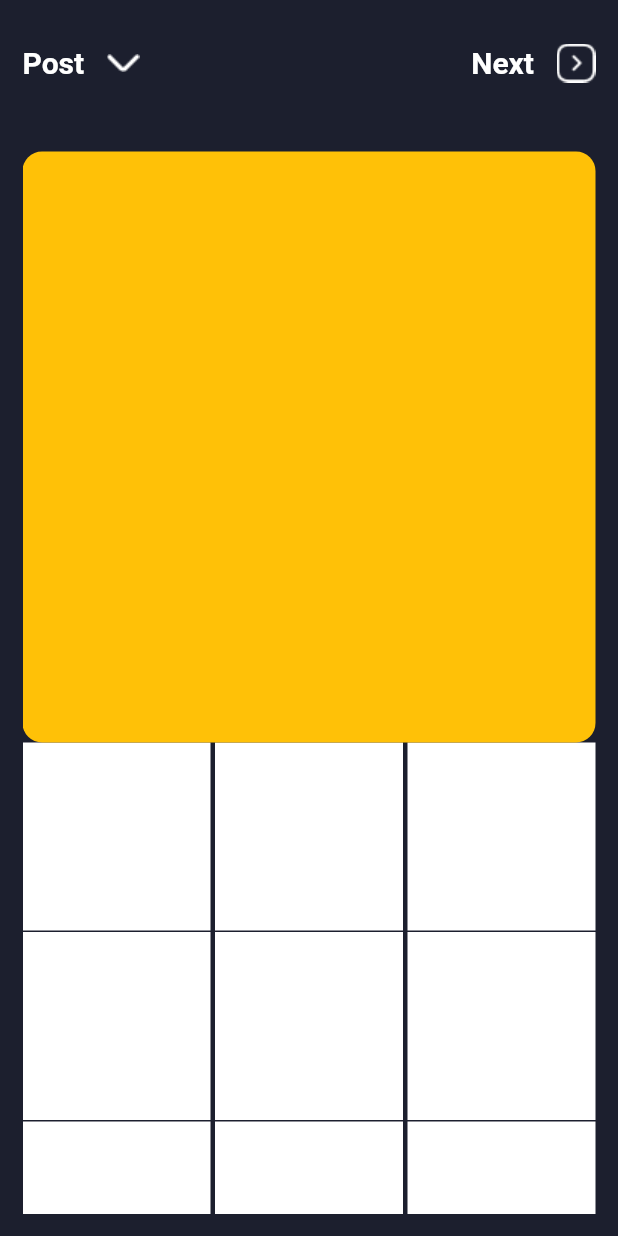
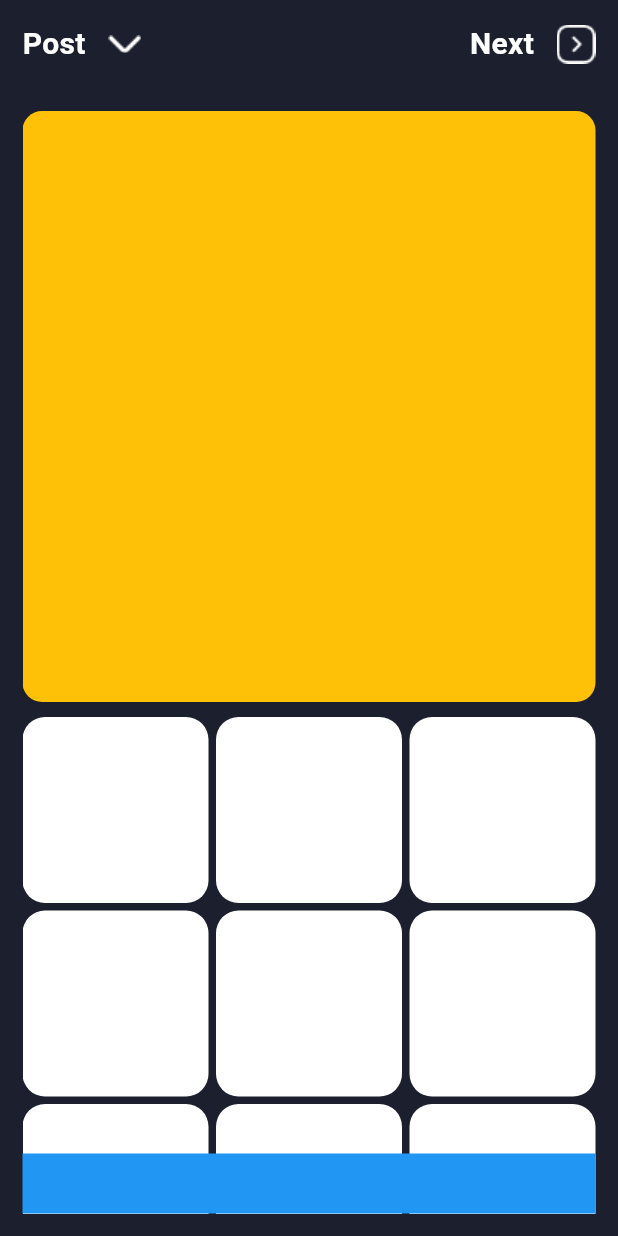
Before and after one commit to mahdiramezanii/instagram-app-flutter, a Flutter app: the SharePostScrean screen opened directly, on a phone screen of 412 x 824 dp. Run offline on Flutter 3.47's test engine with Material 3 defaults, Android fonts, the phone set to English and light mode, and no system bars; our stand-ins replace hexcolor.

Commit message:
complated page -> share post

```diff
--- a/lib/main.dart
+++ b/lib/main.dart
@@ -1,5 +1,4 @@
 import 'package:flutter/material.dart';
-import 'package:instagram/screan/login_screan.dart';
 import 'package:instagram/screan/splash_screan.dart';
 
 
--- a/lib/screan/share_post_screan.dart
+++ b/lib/screan/share_post_screan.dart
@@ -9,22 +9,33 @@ class SharePostScrean extends StatelessWidget {
         backgroundColor: Color(0xff1C1F2E),
         body: Padding(
             padding: const EdgeInsets.all(15),
-          child: CustomScrollView(
+            child: Stack(
+              alignment: AlignmentDirectional.bottomCenter,
+              children: [
+                ScrolContent(),
+                Positioned(
+                  bottom: 0,
+                  left: 0,
+                  right: 0,
+                  child: Container(
+                    height: 40,
+                    width: double.infinity,
+                    decoration: BoxDecoration(
+                      color: Colors.blue
+                    ),
+                  ),
+                ),
+              ],
+            )),
+      ),
+    );
+  }
+
+  Widget ScrolContent() {
+    return CustomScrollView(
       slivers: [
-              SliverAppBar(
-                automaticallyImplyLeading: false,
-
-                backgroundColor: Colors.transparent,
-                shadowColor: Colors.transparent,
-                elevation: 0,
-                pinned: true,
-                expandedHeight: 10.0,
-                flexibleSpace: FlexibleSpaceBar(
-                  centerTitle: true,
-                  title: Padding(
-                    padding: const EdgeInsets.only(top: 8),
+        SliverToBoxAdapter(
           child: Container(
-
             child: Row(
               children: [
                 Text(
@@ -60,11 +71,9 @@ class SharePostScrean extends StatelessWidget {
             ),
           ),
         ),
-                ),
-              ),
         SliverToBoxAdapter(
           child: Container(
-                  margin: EdgeInsets.only(top: 30),
+            margin: EdgeInsets.only(top: 30, bottom: 10),
             width: 375,
             height: 394,
             decoration: BoxDecoration(
@@ -74,38 +83,28 @@ class SharePostScrean extends StatelessWidget {
           ),
         ),
         SliverGrid(
-                delegate: SliverChildBuilderDelegate((context, index) {
+          delegate: SliverChildBuilderDelegate(
+            childCount: 10,
+            (context, index) {
               return Container(
                 width: 128,
                 height: 128,
+                decoration: BoxDecoration(
                     color: Colors.white,
+                    borderRadius: BorderRadius.circular(15)),
               );
-                }),
+            },
+          ),
           gridDelegate: SliverGridDelegateWithFixedCrossAxisCount(
-                    crossAxisCount: 3, crossAxisSpacing: 3, mainAxisSpacing: 1),
-              )
-            ],
-          ),
-          // Column(
-          //   children: [
-
-          //     ),
-
-          //     Expanded(
-          //       child: GridView.builder(
-
-          //           itemBuilder: (BuildContext context, int index) {
-          //             return Container(
-          //               width: 128,
-          //               height: 128,
-          //               color: Colors.white,
-          //             );
-          //           }),
-          //     )
-          //   ],
-          // ),
+            crossAxisCount: 3,
+            crossAxisSpacing: 5,
+            mainAxisSpacing: 5,
           ),
         ),
+        SliverPadding(
+          padding: EdgeInsets.only(bottom: 20),
+        ),
+      ],
     );
   }
 }
```
Lines whose indentation alone changed are shown as unchanged.
